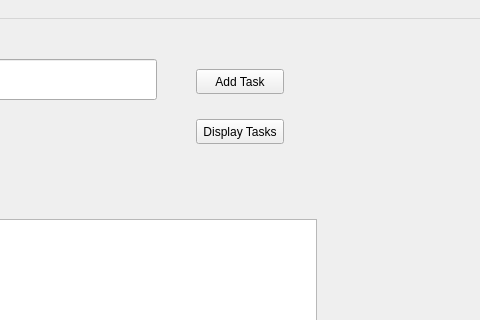
Chris-J03/SmartTaskManager, file mainwindow.ui: the form before one commit; both pictures show x 184 to 664 and y 0 to 320 of the 800 by 600 pixel window.
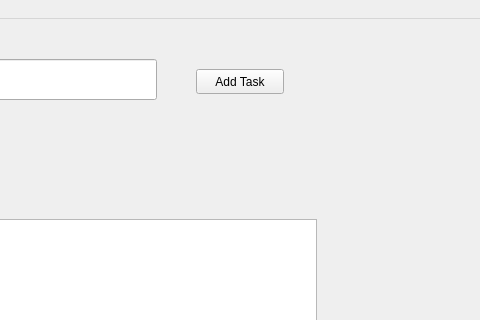
The form after the commit.

Commit message: Removed displaytasks button, instead the menu automatically displays the tasks.

```diff
--- a/mainwindow.ui
+++ b/mainwindow.ui
@@ -37,19 +37,6 @@
      </rect>
     </property>
    </widget>
-   <widget class="QPushButton" name="btnDisplayTask">
-    <property name="geometry">
-     <rect>
-      <x>380</x>
-      <y>100</y>
-      <width>88</width>
-      <height>25</height>
-     </rect>
-    </property>
-    <property name="text">
-     <string>Display Tasks</string>
-    </property>
-   </widget>
    <widget class="QTextBrowser" name="taskOutput">
     <property name="geometry">
      <rect>
```
The commit also changes 3 other files.
